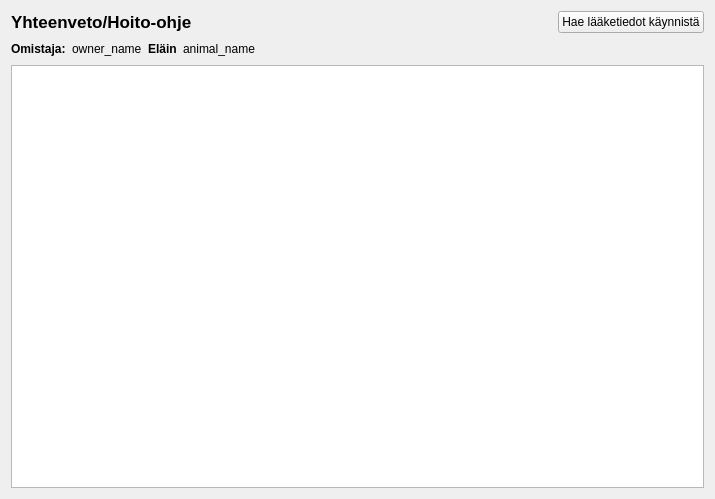
Above: uipy/ui_summary.ui from mape90/VetApp before the change. Below: the same form after it.
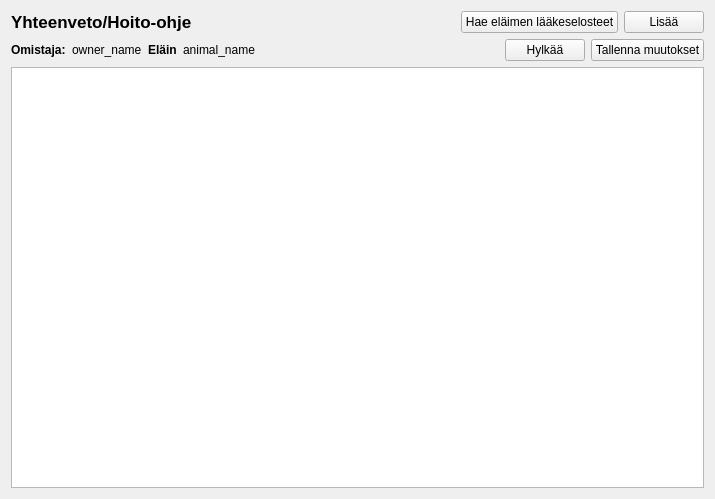
That is the form after the change.

The edit to the form file:
```diff
--- a/uipy/ui_summary.ui
+++ b/uipy/ui_summary.ui
@@ -48,7 +48,14 @@
        <item>
         <widget class="QPushButton" name="getInfoFromVisitButton">
          <property name="text">
-          <string>Hae lääketiedot käynnistä</string>
+          <string>Hae eläimen lääkeselosteet</string>
+         </property>
+        </widget>
+       </item>
+       <item>
+        <widget class="QPushButton" name="addSearchButton">
+         <property name="text">
+          <string>Lisää</string>
          </property>
         </widget>
        </item>
@@ -115,6 +122,20 @@
          </property>
         </spacer>
        </item>
+       <item>
+        <widget class="QPushButton" name="canselButton">
+         <property name="text">
+          <string>Hylkää</string>
+         </property>
+        </widget>
+       </item>
+       <item>
+        <widget class="QPushButton" name="closeButton">
+         <property name="text">
+          <string>Tallenna muutokset</string>
+         </property>
+        </widget>
+       </item>
       </layout>
      </item>
     </layout>
```
Left out of the diff: 7 changed lines with no effect on the pictures.
